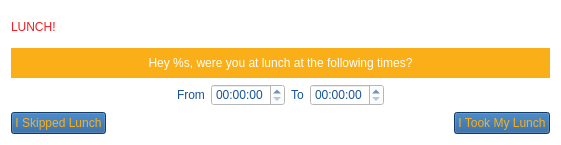
This is Python/Utilities/time_lord/ui/time_lord_lunch.ui in SleepDeprivedVFX/t_sheets_listener as Qt 5 draws it before an edit. The edited form follows.
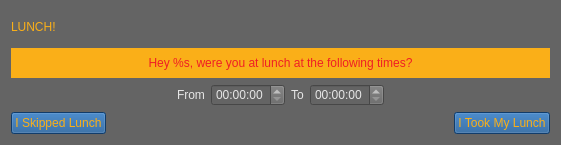
This is the edited form.

Commit message: Got the lunch pop up working!  Had to simplify the Tardis a bit and make it a launcher only.  All tools will have to be able to run independently of the tardis.

What changed in the file:
```diff
--- a/Python/Utilities/time_lord/ui/time_lord_lunch.ui
+++ b/Python/Utilities/time_lord/ui/time_lord_lunch.ui
@@ -14,8 +14,8 @@
    <string>Form</string>
   </property>
   <property name="styleSheet">
-   <string notr="true">background-color: rgb(255, 255, 255);
-color: rgb(238, 29, 35);</string>
+   <string notr="true">background-color: rgb(100, 100, 100);
+color: rgb(230, 230, 230);</string>
   </property>
   <layout class="QVBoxLayout" name="verticalLayout">
    <item>
@@ -24,7 +24,7 @@
       <widget class="QLabel" name="lunch_title">
        <property name="styleSheet">
         <string notr="true">font: 24pt &quot;Algerian&quot;;
-color: rgb(239, 30, 36);
+color: rgb(250, 175, 24);
 border-color: rgb(24, 84, 148);
 border-width: 4px;</string>
        </property>
@@ -40,7 +40,7 @@
      <property name="styleSheet">
       <string notr="true">background-color: rgb(250, 175, 24);
 font: 12pt &quot;Arial Rounded MT Bold&quot;;
-color: rgb(255, 255, 255);</string>
+color:rgb(239, 30, 36);</string>
      </property>
      <property name="text">
       <string>Hey %s, were you at lunch at the following times?</string>
@@ -71,7 +71,7 @@
      <item>
       <widget class="QLabel" name="from_label">
        <property name="styleSheet">
-        <string notr="true">color: rgb(24, 84, 148);</string>
+        <string notr="true"/>
        </property>
        <property name="text">
         <string>From</string>
@@ -81,14 +81,14 @@
      <item>
       <widget class="QTimeEdit" name="start_time">
        <property name="styleSheet">
-        <string notr="true">color: rgb(24, 84, 148);</string>
+        <string notr="true"/>
        </property>
       </widget>
      </item>
      <item>
       <widget class="QLabel" name="to_label">
        <property name="styleSheet">
-        <string notr="true">color: rgb(24, 84, 148);</string>
+        <string notr="true"/>
        </property>
        <property name="text">
         <string>To</string>
@@ -98,7 +98,7 @@
      <item>
       <widget class="QTimeEdit" name="end_time">
        <property name="styleSheet">
-        <string notr="true">color: rgb(24, 84, 148);</string>
+        <string notr="true"/>
        </property>
       </widget>
      </item>
```
Left out of the diff: 2 changed lines with no effect on the pictures. The commit also changes 8 other files.
